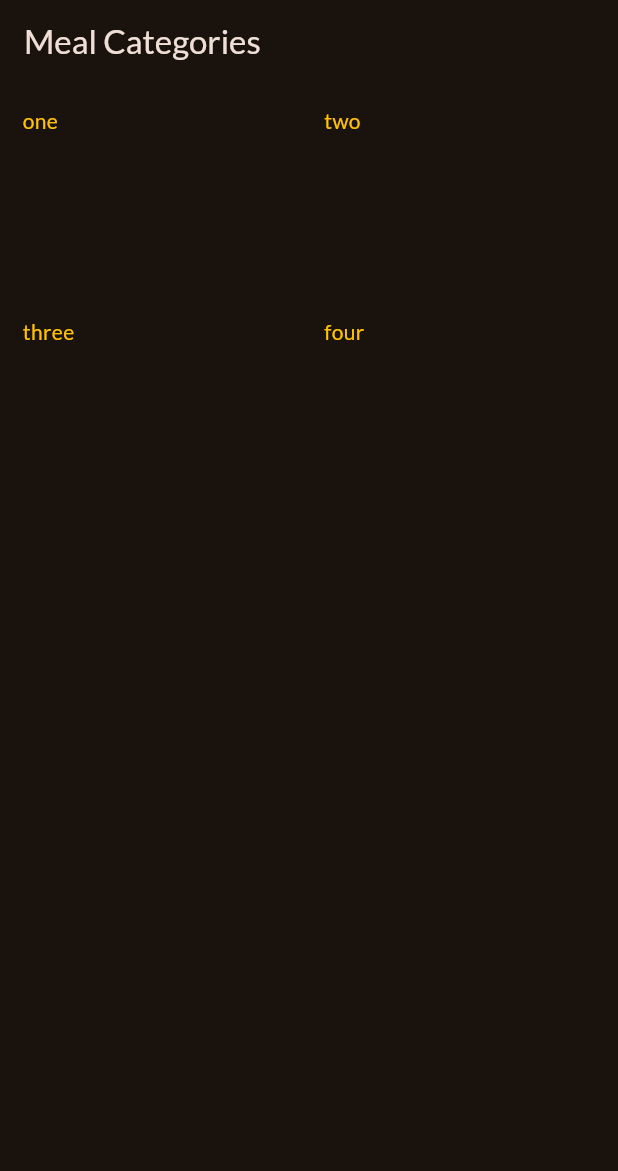
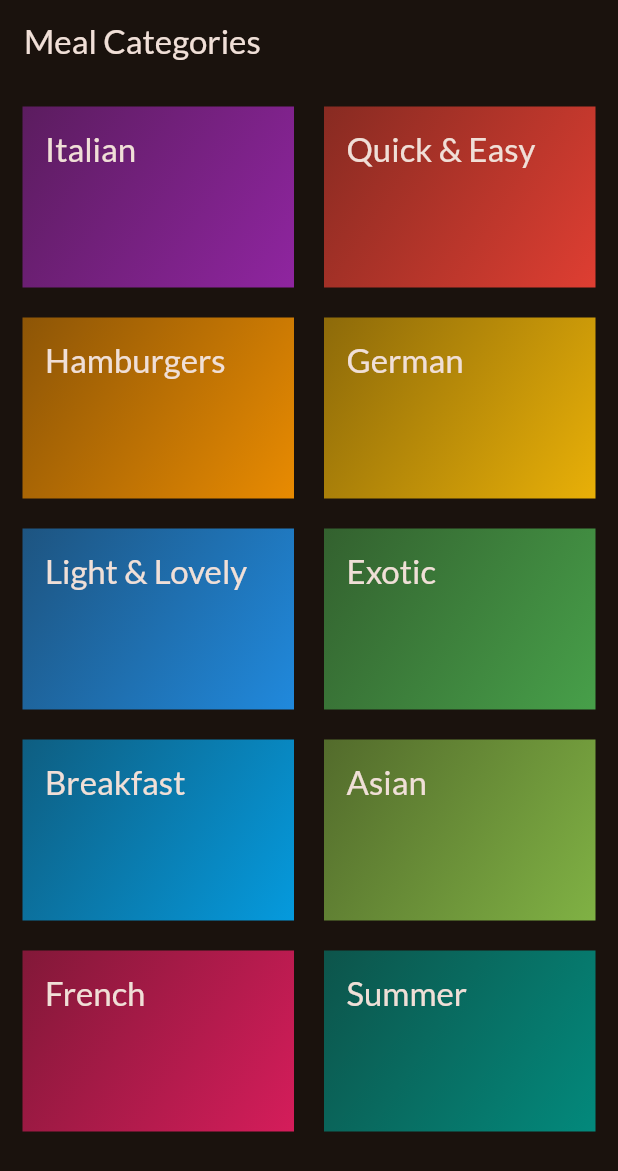
Before and after one commit to adekams/meals_app, a Flutter app: the screen it shows after launch, on a phone screen of 412 x 824 dp. Shown: the top 1171 px of the screen. Run offline on Flutter 3.47's test engine with Material 2 defaults, Android fonts, the phone set to English and light mode, and no system bars; our stand-ins replace google_fonts.

Commit message:
dummy meals & categories added

```diff
--- /dev/null
+++ b/lib/data/dummy_data.dart
@@ -0,0 +1,56 @@
+import 'package:flutter/material.dart';
+
+import 'package:meals_app/models/category.dart';
+
+const availableCategories = [
+  Category(
+    id: 'c1',
+    title: 'Italian',
+    color: Colors.purple,
+  ),
+  Category(
+    id: 'c2',
+    title: 'Quick & Easy',
+    color: Colors.red,
+  ),
+  Category(
+    id: 'c3',
+    title: 'Hamburgers',
+    color: Colors.orange,
+  ),
+  Category(
+    id: 'c4',
+    title: 'German',
+    color: Colors.amber,
+  ),
+  Category(
+    id: 'c5',
+    title: 'Light & Lovely',
+    color: Colors.blue,
+  ),
+  Category(
+    id: 'c6',
+    title: 'Exotic',
+    color: Colors.green,
+  ),
+  Category(
+    id: 'c7',
+    title: 'Breakfast',
+    color: Colors.lightBlue,
+  ),
+  Category(
+    id: 'c8',
+    title: 'Asian',
+    color: Colors.lightGreen,
+  ),
+  Category(
+    id: 'c9',
+    title: 'French',
+    color: Colors.pink,
+  ),
+  Category(
+    id: 'c10',
+    title: 'Summer',
+    color: Colors.teal,
+  ),
+];
--- a/lib/screens/categories.dart
+++ b/lib/screens/categories.dart
@@ -1,4 +1,6 @@
 import 'package:flutter/material.dart';
+import 'package:meals_app/data/dummy_data.dart';
+import 'package:meals_app/widgets/category_grid_item.dart';
 
 class CategoriesScreen extends StatelessWidget {
   const CategoriesScreen({super.key});
@@ -17,23 +19,9 @@ class CategoriesScreen extends StatelessWidget {
           crossAxisSpacing: 20,
           mainAxisSpacing: 20,
         ),
-        children: const [
-          Text(
-            'one',
-            style: TextStyle(color: Colors.amber),
-          ),
-          Text(
-            'two',
-            style: TextStyle(color: Colors.amber),
-          ),
-          Text(
-            'three',
-            style: TextStyle(color: Colors.amber),
-          ),
-          Text(
-            'four',
-            style: TextStyle(color: Colors.amber),
-          ),
+        children: [
+          for (final category in availableCategories)
+            CategoryGridItem(category),
         ],
       ),
     );
--- /dev/null
+++ b/lib/widgets/category_grid_item.dart
@@ -0,0 +1,36 @@
+import 'package:flutter/material.dart';
+import 'package:meals_app/models/category.dart';
+
+class CategoryGridItem extends StatelessWidget {
+  const CategoryGridItem(this.category, {super.key});
+
+  final Category category;
+
+  @override
+  Widget build(BuildContext context) {
+    return InkWell(
+      onTap: () {},
+      splashColor: Theme.of(context).primaryColor,
+      borderRadius: BorderRadius.circular(15),
+      child: Container(
+        padding: const EdgeInsets.all(15),
+        decoration: BoxDecoration(
+          gradient: LinearGradient(
+            colors: [
+              category.color.withOpacity(.5),
+              category.color.withOpacity(.9),
+            ],
+            begin: Alignment.topLeft,
+            end: Alignment.bottomRight,
+          ),
+        ),
+        child: Text(
+          category.title,
+          style: Theme.of(context).textTheme.titleLarge!.copyWith(
+                color: Theme.of(context).colorScheme.onBackground,
+              ),
+        ),
+      ),
+    );
+  }
+}
```
